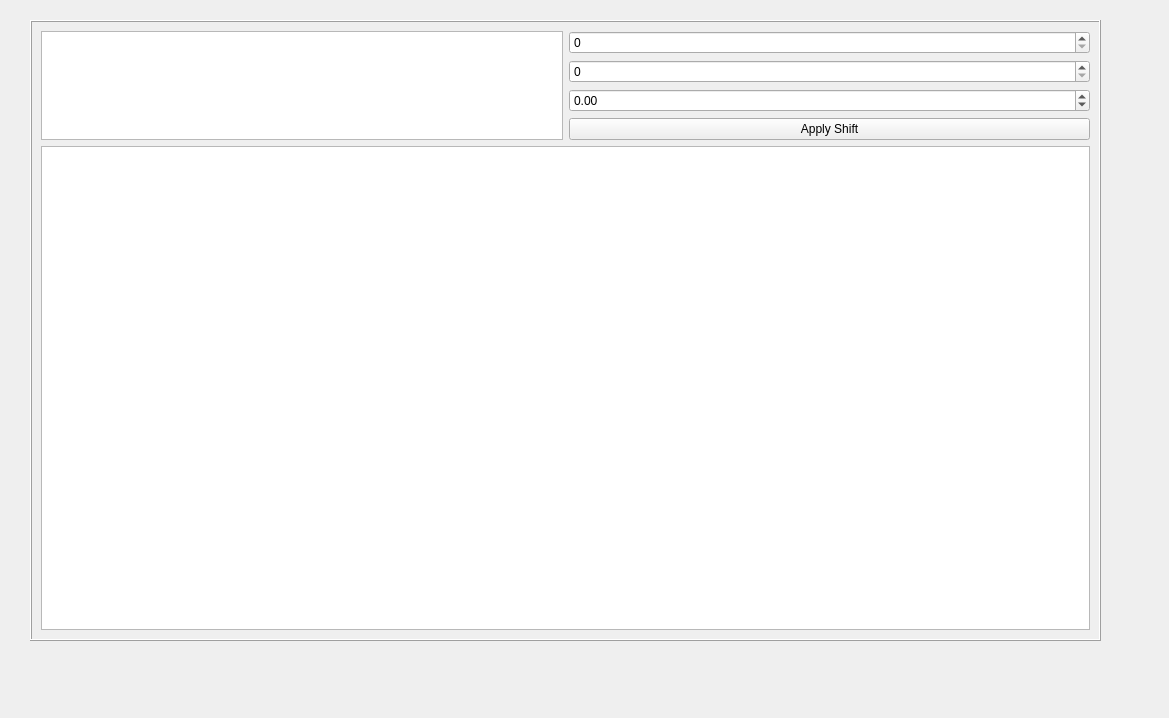
Qt form UserInterface/TranscriptEditorTab.ui (ElliotCouvignou/ECE445) before a commit.
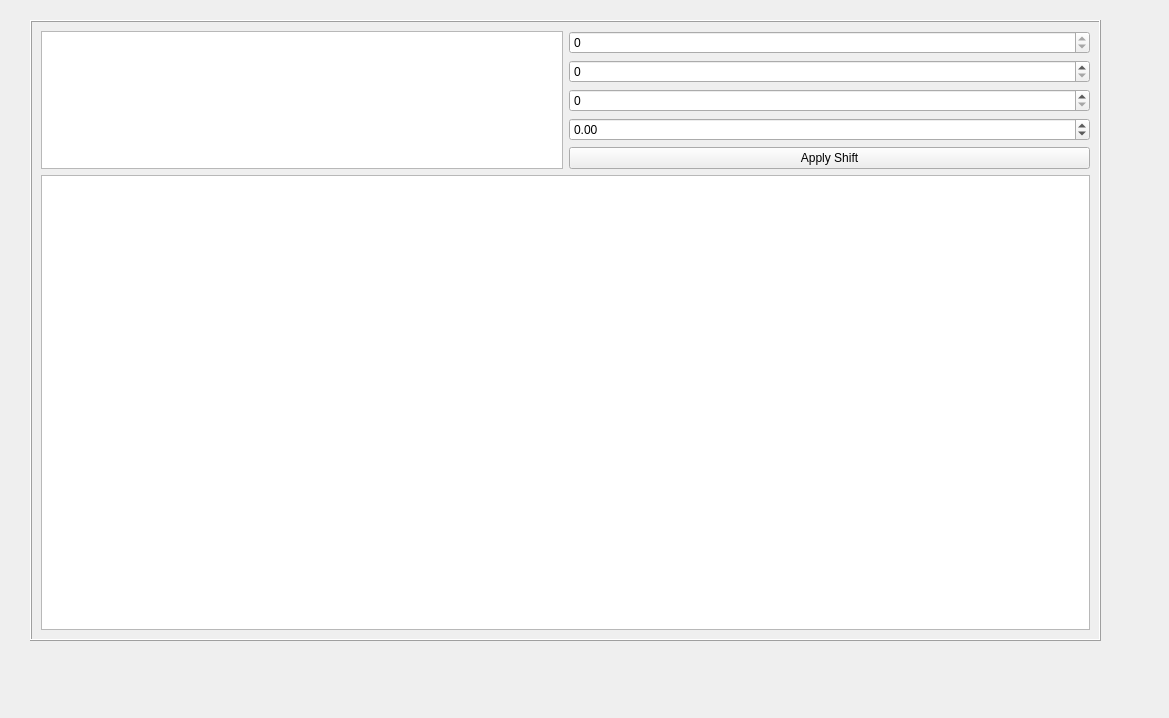
The same form after that commit.

Commit message: ui editor v2.0, 10x better than ever

What changed in the file:
```diff
--- a/UserInterface/TranscriptEditorTab.ui
+++ b/UserInterface/TranscriptEditorTab.ui
@@ -64,23 +64,6 @@
       </property>
      </widget>
     </item>
-    <item row="1" column="0" rowspan="4">
-     <widget class="QTextBrowser" name="DescriptionBox">
-      <property name="sizePolicy">
-       <sizepolicy hsizetype="Minimum" vsizetype="Maximum">
-        <horstretch>0</horstretch>
-        <verstretch>0</verstretch>
-       </sizepolicy>
-      </property>
-      <property name="html">
-       <string>&lt;!DOCTYPE HTML PUBLIC &quot;-//W3C//DTD HTML 4.0//EN&quot; &quot;http://www.w3.org/TR/REC-html40/strict.dtd&quot;&gt;
-&lt;html&gt;&lt;head&gt;&lt;meta name=&quot;qrichtext&quot; content=&quot;1&quot; /&gt;&lt;style type=&quot;text/css&quot;&gt;
-p, li { white-space: pre-wrap; }
-&lt;/style&gt;&lt;/head&gt;&lt;body style=&quot; font-family:'MS Shell Dlg 2'; font-size:8pt; font-weight:400; font-style:normal;&quot;&gt;
-&lt;p align=&quot;right&quot; style=&quot;-qt-paragraph-type:empty; margin-top:0px; margin-bottom:0px; margin-left:0px; margin-right:0px; -qt-block-indent:0; text-indent:0px;&quot;&gt;&lt;br /&gt;&lt;/p&gt;&lt;/body&gt;&lt;/html&gt;</string>
-      </property>
-     </widget>
-    </item>
     <item row="3" column="1">
      <widget class="QDoubleSpinBox" name="WordShiftAmount">
       <property name="sizePolicy">
@@ -123,6 +106,30 @@
       </property>
      </widget>
     </item>
+    <item row="0" column="1">
+     <widget class="QSpinBox" name="ChannelSelectBox">
+      <property name="maximum">
+       <number>0</number>
+      </property>
+     </widget>
+    </item>
+    <item row="0" column="0" rowspan="5">
+     <widget class="QTextBrowser" name="DescriptionBox">
+      <property name="sizePolicy">
+       <sizepolicy hsizetype="Minimum" vsizetype="Maximum">
+        <horstretch>0</horstretch>
+        <verstretch>0</verstretch>
+       </sizepolicy>
+      </property>
+      <property name="html">
+       <string>&lt;!DOCTYPE HTML PUBLIC &quot;-//W3C//DTD HTML 4.0//EN&quot; &quot;http://www.w3.org/TR/REC-html40/strict.dtd&quot;&gt;
+&lt;html&gt;&lt;head&gt;&lt;meta name=&quot;qrichtext&quot; content=&quot;1&quot; /&gt;&lt;style type=&quot;text/css&quot;&gt;
+p, li { white-space: pre-wrap; }
+&lt;/style&gt;&lt;/head&gt;&lt;body style=&quot; font-family:'MS Shell Dlg 2'; font-size:8pt; font-weight:400; font-style:normal;&quot;&gt;
+&lt;p align=&quot;right&quot; style=&quot;-qt-paragraph-type:empty; margin-top:0px; margin-bottom:0px; margin-left:0px; margin-right:0px; -qt-block-indent:0; text-indent:0px;&quot;&gt;&lt;br /&gt;&lt;/p&gt;&lt;/body&gt;&lt;/html&gt;</string>
+      </property>
+     </widget>
+    </item>
    </layout>
   </widget>
  </widget>
```
The commit also changes 10 other files.
